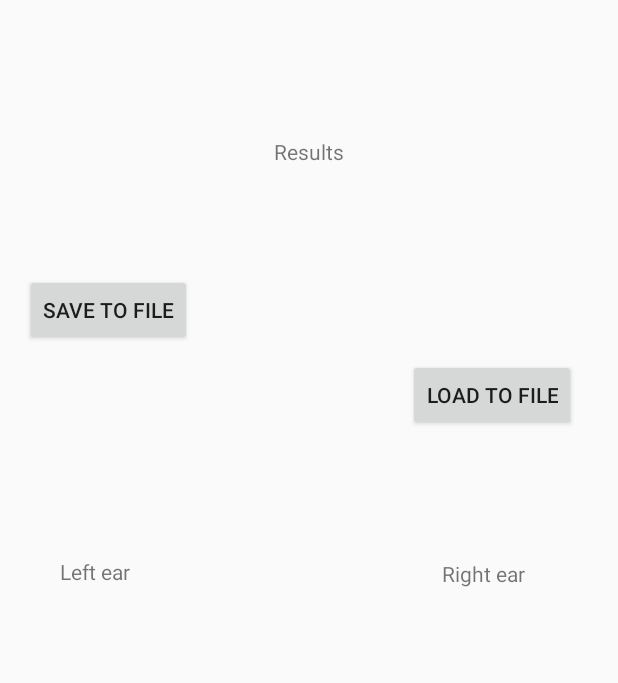
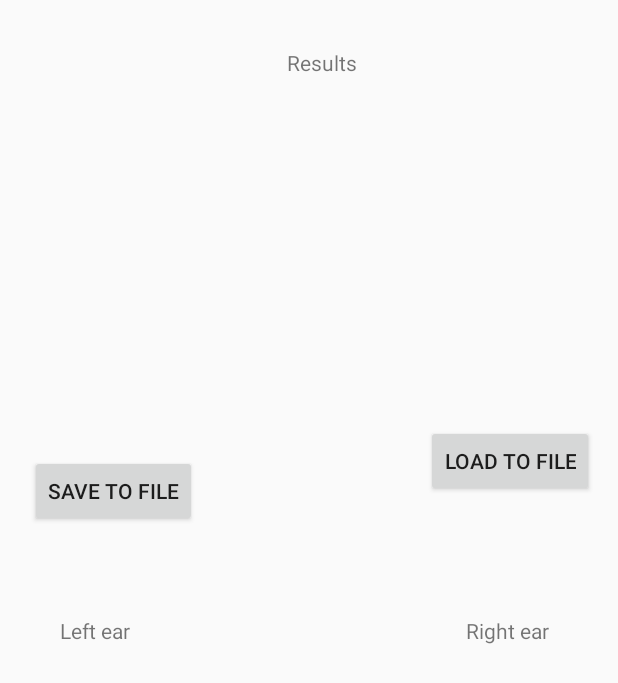
Before and after one commit to elijahmg/hearing_analyzer, an Android app: the layout activity_results.xml on its own in the app's theme, with its tools: preview values and no code run, on a phone screen of 412 x 824 dp. Shown: the top 683 px of the screen. Run offline under Robolectric (Android 15) with nearby library versions, the phone set to English and light mode, and no system bars; network calls fail; Roboto replaces fonts that are not available here.

Commit message:
implemented back arrow

```diff
--- a/app/src/main/java/com/degree/eliif/hearinganalyzer/MainActivity.kt
+++ b/app/src/main/java/com/degree/eliif/hearinganalyzer/MainActivity.kt
@@ -25,6 +25,7 @@ class MainActivity : AppCompatActivity(), AdapterView.OnItemSelectedListener {
 
     setupWave = PlayWave()
 
+    supportActionBar?.setDisplayHomeAsUpEnabled(true)
     this.initializeSpinner()
   }
 
--- a/app/src/main/java/com/degree/eliif/hearinganalyzer/PlayWave.kt
+++ b/app/src/main/java/com/degree/eliif/hearinganalyzer/PlayWave.kt
@@ -55,9 +55,6 @@ class PlayWave {
       .build()
 
     mAudio.setVolume(1F)
-
-    result.resultsLeft = mutableMapOf()
-    result.resultsRight = mutableMapOf()
   }
 
   /**
--- a/app/src/main/res/layout/activity_results.xml
+++ b/app/src/main/res/layout/activity_results.xml
@@ -9,22 +9,22 @@
     <TextView
         android:id="@+id/resultsTextViewLeft"
         android:layout_width="120dp"
-        android:layout_height="357dp"
+        android:layout_height="278dp"
         android:layout_marginStart="16dp"
-        android:layout_marginBottom="44dp"
+        android:layout_marginBottom="84dp"
         app:layout_constraintBottom_toBottomOf="parent"
         app:layout_constraintStart_toStartOf="parent" />
 
     <TextView
         android:id="@+id/resultsTextViewRight"
         android:layout_width="120dp"
-        android:layout_height="357dp"
+        android:layout_height="279dp"
         android:layout_marginStart="8dp"
         android:layout_marginEnd="8dp"
-        android:layout_marginBottom="44dp"
+        android:layout_marginBottom="84dp"
         app:layout_constraintBottom_toBottomOf="parent"
         app:layout_constraintEnd_toEndOf="parent"
-        app:layout_constraintHorizontal_bias="0.83"
+        app:layout_constraintHorizontal_bias="0.856"
         app:layout_constraintStart_toEndOf="@+id/resultsTextViewLeft" />
 
     <TextView
@@ -33,14 +33,15 @@
         android:layout_height="wrap_content"
         android:layout_marginStart="32dp"
         android:layout_marginTop="32dp"
-        android:layout_marginEnd="32dp"
+        android:layout_marginEnd="8dp"
         android:layout_marginBottom="463dp"
         android:text="@string/results"
         app:layout_constraintBottom_toBottomOf="parent"
         app:layout_constraintEnd_toEndOf="parent"
+        app:layout_constraintHorizontal_bias="0.49"
         app:layout_constraintStart_toStartOf="parent"
         app:layout_constraintTop_toTopOf="parent"
-        app:layout_constraintVertical_bias="0.191" />
+        app:layout_constraintVertical_bias="0.0" />
 
     <TextView
         android:id="@+id/textView5"
@@ -57,11 +58,12 @@
         android:layout_width="wrap_content"
         android:layout_height="22dp"
         android:layout_marginStart="205dp"
-        android:layout_marginEnd="60dp"
+        android:layout_marginEnd="32dp"
         android:layout_marginBottom="28dp"
         android:text="@string/rightEar"
         app:layout_constraintBottom_toTopOf="@+id/resultsTextViewRight"
         app:layout_constraintEnd_toEndOf="parent"
+        app:layout_constraintHorizontal_bias="0.58"
         app:layout_constraintStart_toEndOf="@+id/textView5" />
 
     <Button
@@ -72,26 +74,42 @@
         android:layout_marginTop="80dp"
         android:layout_marginEnd="187dp"
         android:layout_marginBottom="38dp"
+        android:onClick="saveToDoc"
         android:text="@string/saveToFile"
-        android:onClick="saveToDoc"
         app:layout_constraintBottom_toTopOf="@+id/textView5"
         app:layout_constraintEnd_toStartOf="@+id/loadFromFile"
         app:layout_constraintHorizontal_bias="0.271"
         app:layout_constraintStart_toStartOf="parent"
-        app:layout_constraintTop_toTopOf="parent" />
+        app:layout_constraintTop_toTopOf="parent"
+        app:layout_constraintVertical_bias="0.913" />
 
     <Button
         android:id="@+id/loadFromFile"
         android:layout_width="wrap_content"
         android:layout_height="wrap_content"
-        android:layout_marginTop="32dp"
-        android:layout_marginEnd="28dp"
+        android:layout_marginTop="8dp"
+        android:layout_marginEnd="16dp"
         android:layout_marginBottom="18dp"
         android:onClick="loadFromDoc"
         android:text="@string/loadToFile"
         app:layout_constraintBottom_toTopOf="@+id/textView6"
         app:layout_constraintEnd_toEndOf="parent"
         app:layout_constraintTop_toTopOf="parent"
-        app:layout_constraintVertical_bias="0.754" />
+        app:layout_constraintVertical_bias="0.817" />
+
+    <TextView
+        android:id="@+id/testResult"
+        android:layout_width="wrap_content"
+        android:layout_height="wrap_content"
+        android:layout_marginStart="16dp"
+        android:layout_marginTop="42dp"
+        android:layout_marginEnd="100dp"
+        android:layout_marginBottom="8dp"
+        app:layout_constraintBottom_toTopOf="@+id/loadFromFile"
+        app:layout_constraintEnd_toEndOf="parent"
+        app:layout_constraintHorizontal_bias="0.674"
+        app:layout_constraintStart_toStartOf="parent"
+        app:layout_constraintTop_toTopOf="parent"
+        app:layout_constraintVertical_bias="1.0" />
 
 </androidx.constraintlayout.widget.ConstraintLayout>
```
Also changed, not shown: app/src/main/AndroidManifest.xml (+4 -9 lines), app/src/main/java/com/degree/eliif/hearinganalyzer/Result.kt (+9 -3 lines), app/src/main/java/com/degree/eliif/hearinganalyzer/ResultsActivity.kt (+12 -1 lines).
